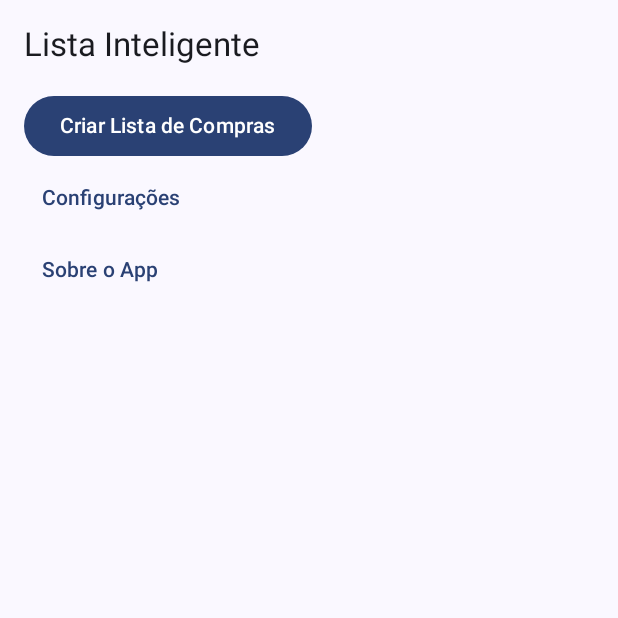
After one commit to AndersonPS94/SmartList---Android-App, an Android app built with Jetpack Compose: the composable DrawerContent shown on its own in the app's theme, on a phone screen of 412 x 824 dp, the top half of it. The commit adds this screen. Run offline under Robolectric (Android 15) with nearby library versions, the phone set to English and light mode, and no system bars; 1 statement that could not run was skipped.

Commit message:
feature: navegação basica dos apps

```diff
--- /dev/null
+++ b/app/src/main/java/com/teamkode/smartlist/ui/component/DrawerContent.kt
@@ -0,0 +1,22 @@
+package com.teamkode.smartlist.ui.component
+
+import androidx.compose.foundation.layout.*
+import androidx.compose.material3.*
+import androidx.compose.runtime.Composable
+import androidx.compose.ui.Modifier
+import androidx.compose.ui.unit.dp
+import com.teamkode.smartlist.ui.navigation.Screen
+
+@Composable
+fun DrawerContent(onNavigate: (String) -> Unit) {
+    Column(modifier = Modifier.padding(16.dp)) {
+        Text("Lista Inteligente", style = MaterialTheme.typography.titleLarge)
+        Spacer(modifier = Modifier.height(16.dp))
+
+        Button(onClick = { onNavigate(Screen.ShoppingList.route) }) {
+            Text("Criar Lista de Compras")
+        }
+        TextButton(onClick = { onNavigate(Screen.Settings.route) }) { Text("Configurações") }
+        TextButton(onClick = { onNavigate(Screen.About.route) }) { Text("Sobre o App") }
+    }
+}
```
Also changed, not shown: app/src/main/java/com/teamkode/smartlist/MainActivity.kt (+48 -27 lines), app/src/main/java/com/teamkode/smartlist/ui/navigation/Screen.kt (added, +9 -0 lines), app/src/main/java/com/teamkode/smartlist/ui/navigation/SmartListNavHost.kt (added, +29 -0 lines).
